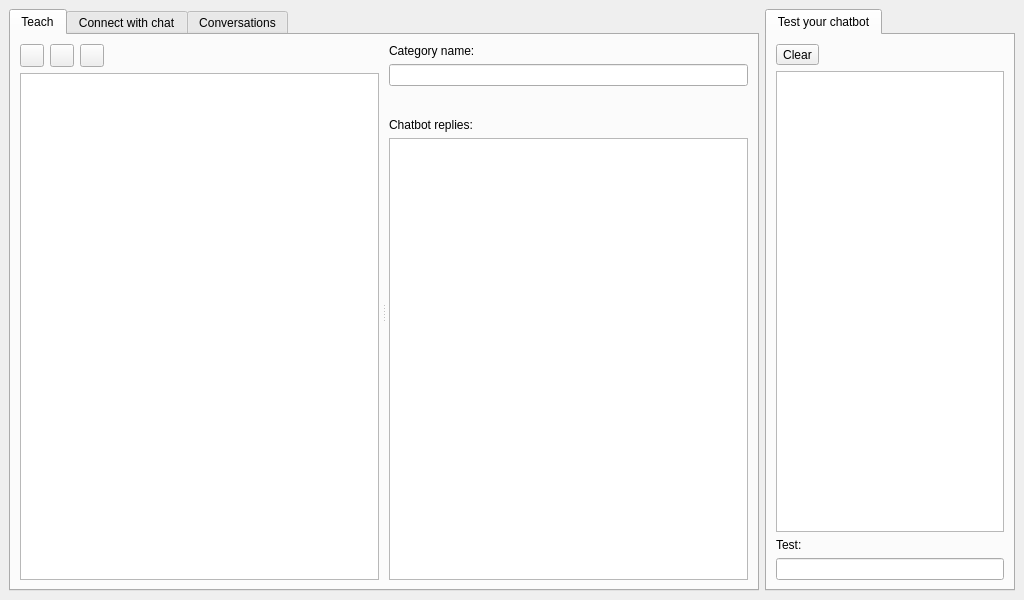
Old version of the form src/main-project/front-end/mainwindow.ui in the repository lvklabs/chatbot.
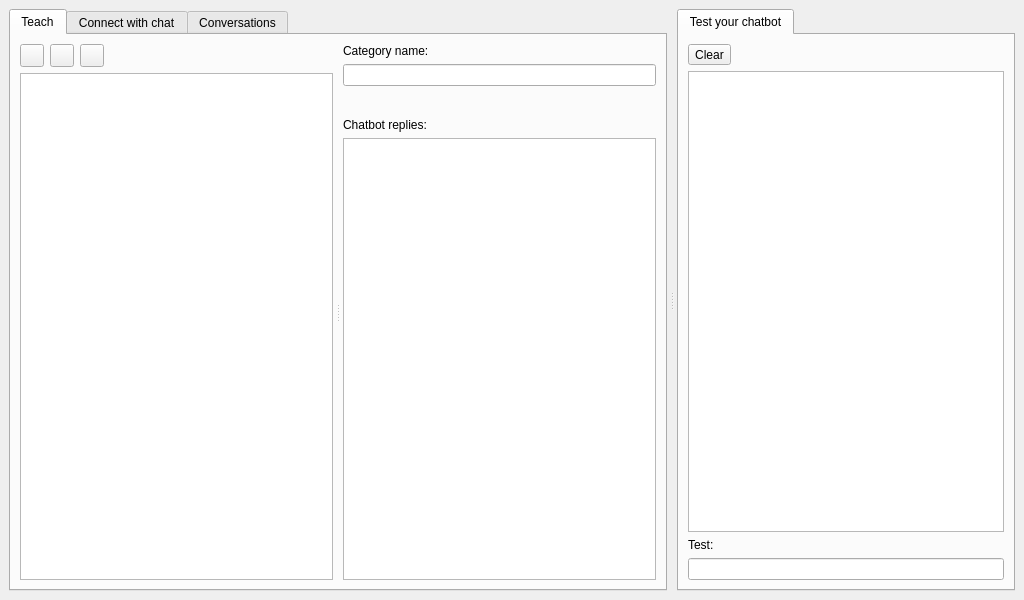
New version of the form. Icons and pictures are not drawn. Custom widgets are drawn as their Qt base class.

Commit message: Added splitter between main tabs and test tab

What changed in the file:
```diff
--- a/src/main-project/front-end/mainwindow.ui
+++ b/src/main-project/front-end/mainwindow.ui
@@ -14,10 +14,15 @@
    <string>Chatbot</string>
   </property>
   <widget class="QWidget" name="centralwidget">
-   <layout class="QGridLayout" name="gridLayout_2" columnstretch="3,1">
-    <item row="1" column="0">
-     <layout class="QGridLayout" name="centralGridLayout">
+   <layout class="QGridLayout" name="gridLayout_2">
       <item row="0" column="0">
+     <widget class="QSplitter" name="splitter">
+      <property name="orientation">
+       <enum>Qt::Horizontal</enum>
+      </property>
+      <property name="handleWidth">
+       <number>10</number>
+      </property>
        <widget class="QTabWidget" name="mainTabWidget">
         <property name="currentIndex">
          <number>0</number>
@@ -379,10 +384,6 @@
          </layout>
         </widget>
        </widget>
-      </item>
-     </layout>
-    </item>
-    <item row="1" column="1">
      <widget class="QTabWidget" name="rightSideTabWidget">
       <property name="currentIndex">
        <number>0</number>
@@ -437,6 +438,7 @@
          <widget class="QLineEdit" name="testInputText"/>
         </item>
        </layout>
+       </widget>
       </widget>
      </widget>
     </item>
```
Lines whose indentation alone changed are shown as unchanged.
